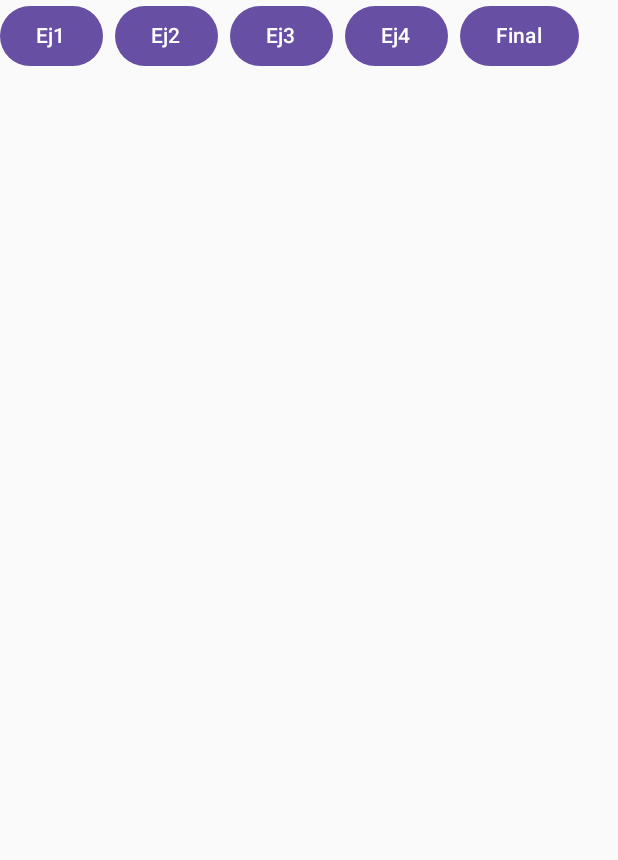
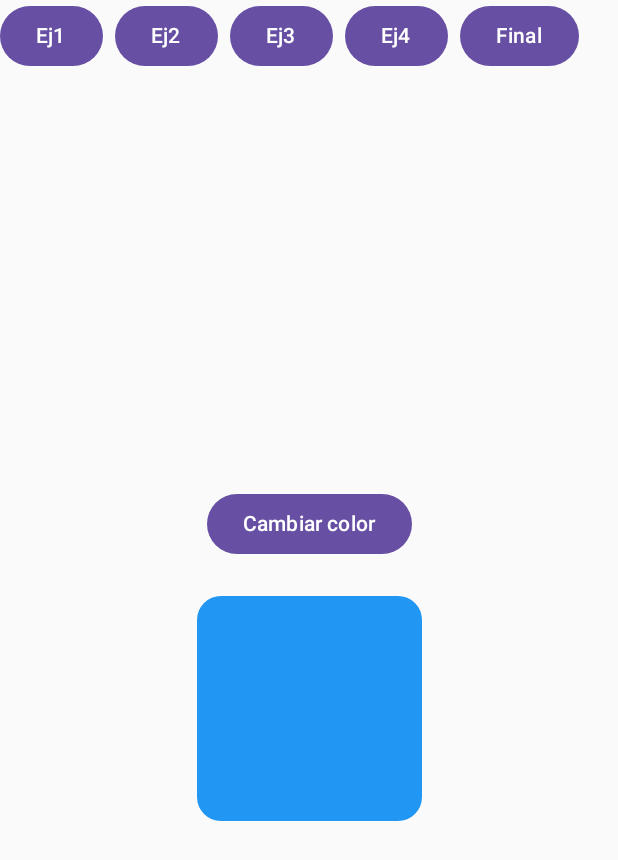
Before and after one commit to ximenacuadros1239-oss/Lab_13_Animaciones, an Android app built with Jetpack Compose: the screen it shows after launch (MainActivity), after a tap on "Ej2", on a phone screen of 412 x 824 dp. Shown: the top 860 px of the screen. Run offline under Robolectric (Android 15) with nearby library versions, the phone set to English and light mode, and no system bars.

Commit message:
feat: ejercicio 2 cambio de color con animateColorAsState y tween

```diff
--- a/app/src/main/java/com/example/laboratorio13_animaciones/Ejercicio2.kt
+++ b/app/src/main/java/com/example/laboratorio13_animaciones/Ejercicio2.kt
@@ -1 +1,44 @@
 package com.example.laboratorio13_animaciones
+
+import androidx.compose.animation.animateColorAsState
+import androidx.compose.animation.core.tween
+import androidx.compose.foundation.background
+import androidx.compose.foundation.layout.Arrangement
+import androidx.compose.foundation.layout.Box
+import androidx.compose.foundation.layout.Column
+import androidx.compose.foundation.layout.Spacer
+import androidx.compose.foundation.layout.fillMaxSize
+import androidx.compose.foundation.layout.height
+import androidx.compose.foundation.layout.size
+import androidx.compose.foundation.shape.RoundedCornerShape
+import androidx.compose.material3.Button
+import androidx.compose.material3.Text
+import androidx.compose.runtime.Composable
+import androidx.compose.runtime.getValue
+import androidx.compose.runtime.mutableStateOf
+import androidx.compose.runtime.remember
+import androidx.compose.runtime.setValue
+import androidx.compose.ui.Alignment
+import androidx.compose.ui.Modifier
+import androidx.compose.ui.graphics.Color
+import androidx.compose.ui.unit.dp
+
+@Composable
+fun Ejercicio2() {
+    var azul by remember { mutableStateOf(true) }
+    val color by animateColorAsState(
+        targetValue = if (azul) Color(0xFF2196F3) else Color(0xFF4CAF50),
+        animationSpec = tween(durationMillis = 800),
+        label = "color"
+    )
+
+    Column(
+        modifier = Modifier.fillMaxSize(),
+        horizontalAlignment = Alignment.CenterHorizontally,
+        verticalArrangement = Arrangement.Center
+    ) {
+        Button(onClick = { azul = !azul }) { Text("Cambiar color") }
+        Spacer(Modifier.height(24.dp))
+        Box(Modifier.size(150.dp).background(color, RoundedCornerShape(16.dp)))
+    }
+}
--- a/app/src/main/java/com/example/laboratorio13_animaciones/MainActivity.kt
+++ b/app/src/main/java/com/example/laboratorio13_animaciones/MainActivity.kt
@@ -41,7 +41,7 @@ class MainActivity : ComponentActivity() {
                     }
                     when (pantalla) {
                         0 -> Ejercicio1()
-                        // 1 -> Ejercicio2()
+                        1 -> Ejercicio2()
                         // 2 -> Ejercicio3()
                         // 3 -> Ejercicio4()
                         // else -> EjercicioFinal()
```
